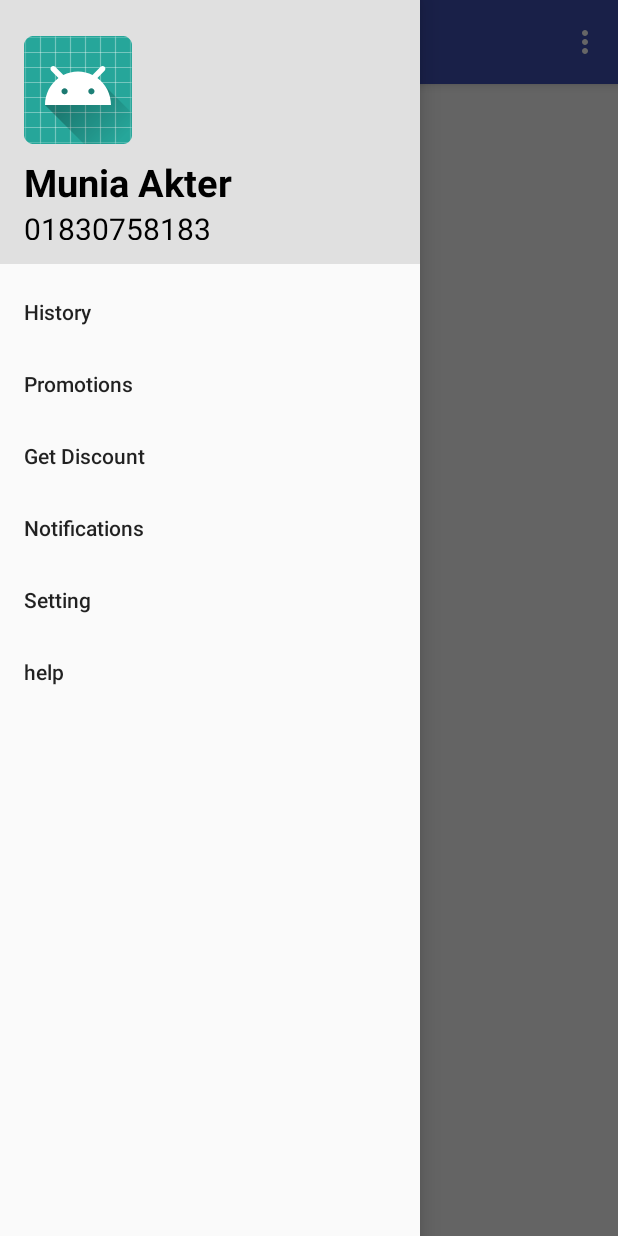
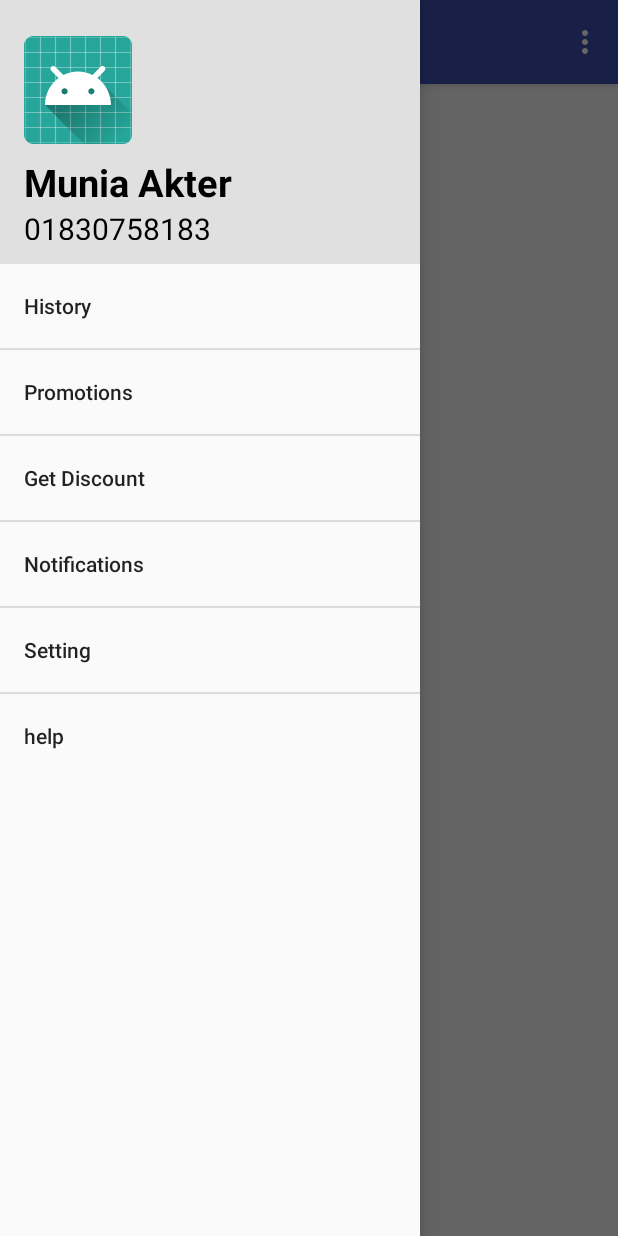
Before and after one commit to Munia1213/NavigationDrawer, an Android app: the screen it shows after launch (MainActivity), with the side drawer open, on a phone screen of 412 x 824 dp. Run offline under Robolectric (Android 15) with nearby library versions, the phone set to English and light mode, and no system bars.

Commit message:
added divider in navigation drawer
changes in styles.xml, dimens.xml, activity_main.xml and activity_main_drawer.xml files

```diff
--- a/app/build.gradle
+++ b/app/build.gradle
@@ -4,7 +4,7 @@ android {
     compileSdkVersion 26
     defaultConfig {
         applicationId "com.example.munia.shebadesign1"
-        minSdkVersion 15
+        minSdkVersion 19
         targetSdkVersion 26
         versionCode 1
         versionName "1.0"
--- a/app/src/main/res/layout/activity_main.xml
+++ b/app/src/main/res/layout/activity_main.xml
@@ -19,6 +19,7 @@
         android:layout_height="match_parent"
         android:layout_gravity="start"
         android:fitsSystemWindows="true"
+        android:theme="@style/NavigationTheme"
         app:headerLayout="@layout/nav_header_main"
         app:menu="@menu/activity_main_drawer" />
 
--- a/app/src/main/res/menu/activity_main_drawer.xml
+++ b/app/src/main/res/menu/activity_main_drawer.xml
@@ -1,32 +1,57 @@
 <?xml version="1.0" encoding="utf-8"?>
 <menu xmlns:android="http://schemas.android.com/apk/res/android"
-    xmlns:tools="http://schemas.android.com/tools"
-    tools:showIn="navigation_view">
+      xmlns:tools="http://schemas.android.com/tools"
+      tools:showIn="navigation_view"
+      android:paddingBottom="@dimen/design_navigation_separator_vertical_padding">
 
-    <group android:checkableBehavior="single">
+
+    <group
+        android:id="@+id/item_1"
+        android:checkableBehavior="single">
         <item
+            android:checkable="true"
             android:id="@+id/nav_history"
             android:title="History" />
+     </group>
+
+    <group
+        android:id="@+id/item_2"
+        android:checkableBehavior="single">
         <item
             android:id="@+id/nav_promo"
             android:title="Promotions" />
+    </group>
+
+    <group
+        android:id="@+id/item_3"
+        android:checkableBehavior="single">
         <item
             android:id="@+id/nav_discount"
             android:title="Get Discount" />
+    </group>
+
+    <group
+        android:id="@+id/item_4"
+        android:checkableBehavior="single">
         <item
             android:id="@+id/nav_notifications"
             android:title="Notifications" />
+    </group>
 
+    <group
+        android:id="@+id/item_5"
+        android:checkableBehavior="single">
         <item
             android:id="@+id/nav_setting"
             android:title="Setting" />
+    </group>
+
+    <group
+        android:id="@+id/item_6"
+        android:checkableBehavior="single">
         <item
             android:id="@+id/nav_help"
-
             android:title="help" />
-
     </group>
 
-
-
 </menu>
--- a/app/src/main/res/values/dimens.xml
+++ b/app/src/main/res/values/dimens.xml
@@ -5,4 +5,5 @@
     <dimen name="nav_header_vertical_spacing">8dp</dimen>
     <dimen name="nav_header_height">176dp</dimen>
     <dimen name="fab_margin">16dp</dimen>
+    <dimen name="design_navigation_separator_vertical_padding">0dp</dimen>
 </resources>
--- a/app/src/main/res/values/styles.xml
+++ b/app/src/main/res/values/styles.xml
@@ -17,4 +17,10 @@
 
     <style name="AppTheme.PopupOverlay" parent="ThemeOverlay.AppCompat.Light" />
 
+    <style name="NavigationTheme" parent="AppTheme">
+        <item name="android:textSize">14sp</item>
+        <!--<item name="android:layout_marginBottom">0dp</item>-->
+        <item name="listPreferredItemHeightSmall">56dp</item>
+    </style>
+
 </resources>
```
Also changed, not shown: 1 other file.
